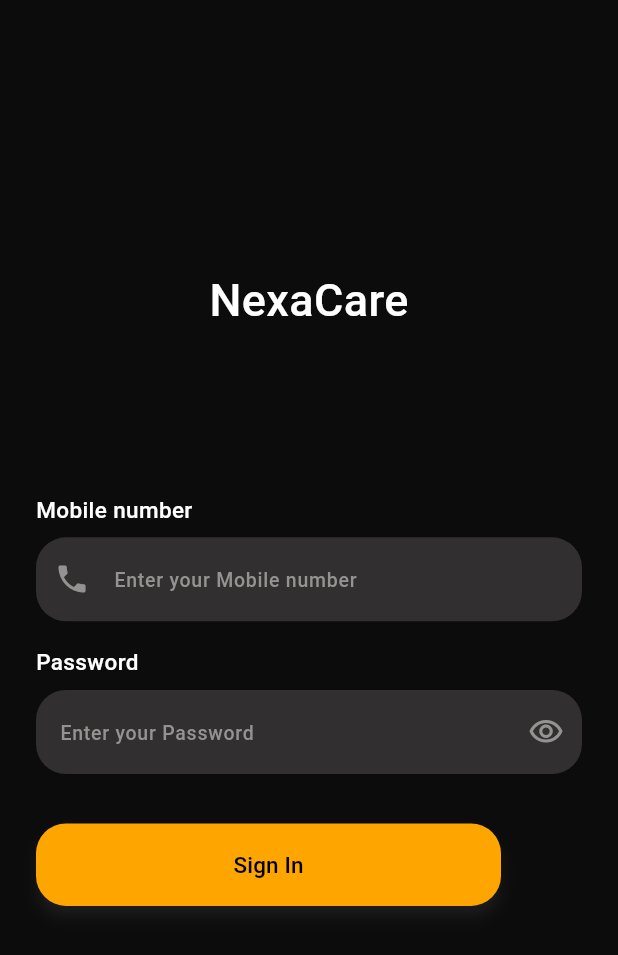
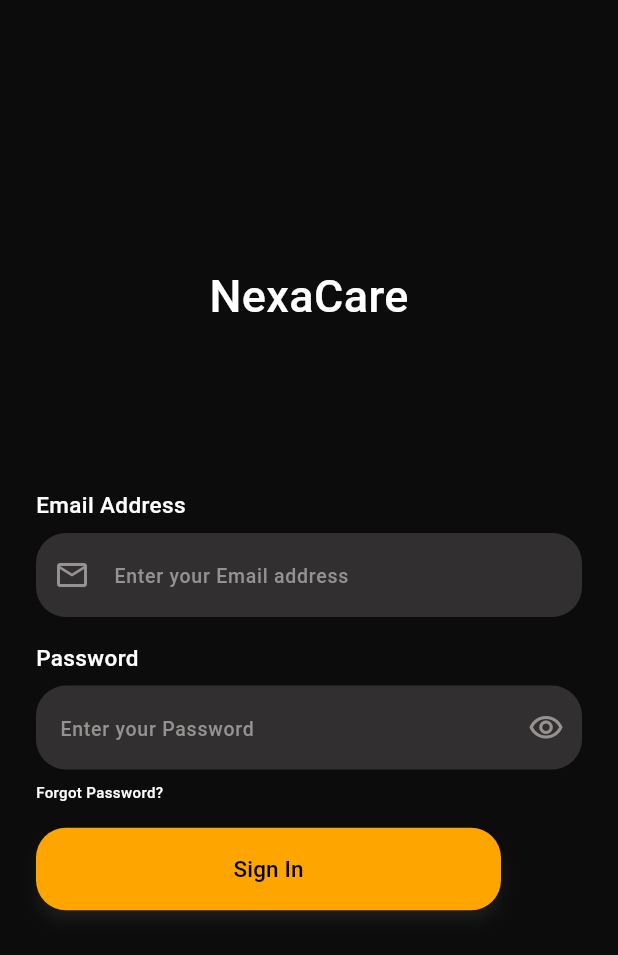
Before and after one commit to BaviskarMahesh/NexaCare, a Flutter app: the SigninUser screen opened by its route, on a phone screen of 412 x 824 dp. Shown: the top 955 px of the screen. Run offline on Flutter 3.47's test engine with Material 3 defaults, Android fonts, the light colour scheme and no system bars; our stand-ins replace firebase_auth, firebase_core; accounts and stored records are empty; network calls fail.

Commit message:
code added

```diff
--- a/lib/Routes/app_routes.dart
+++ b/lib/Routes/app_routes.dart
@@ -1,11 +1,14 @@
 import 'package:flutter/material.dart';
 import 'package:nexacare/attendant/signin_attendant.dart';
+import 'package:nexacare/email/forgotpswd.dart';
 import 'package:nexacare/screens/landingpage.dart';
 import 'package:nexacare/user/signin_User.dart';
+
 class Approutes {
   static const String landingPage = '/';
   static const String signInuser = '/signInuser';
   static const String signInattendant = '/signInattendant';
+  static const String forgotPswd = '/forgotPswd';
 
   static Route<dynamic> generateRoute(RouteSettings settings) {
     switch (settings.name) {
@@ -15,6 +18,8 @@ class Approutes {
         return MaterialPageRoute(builder: (_) => SigninUser());
       case signInattendant:
         return MaterialPageRoute(builder: (_) => SigninAttendant());
+      case forgotPswd:
+        return MaterialPageRoute(builder: (_) => Forgotpswd());
 
       default:
         return MaterialPageRoute(
--- a/lib/user/signin_User.dart
+++ b/lib/user/signin_User.dart
@@ -1,4 +1,6 @@
+import 'package:firebase_auth/firebase_auth.dart';
 import 'package:flutter/material.dart';
+import 'package:nexacare/Routes/app_routes.dart';
 import 'package:nexacare/utils/elevatedbutton.dart';
 import 'package:nexacare/utils/textfield.dart';
 
@@ -10,6 +12,16 @@ class SigninUser extends StatefulWidget {
 }
 
 class _SigninUserState extends State<SigninUser> {
+  TextEditingController email = TextEditingController();
+  TextEditingController password = TextEditingController();
+
+  signIn() async {
+    await FirebaseAuth.instance.signInWithEmailAndPassword(
+      email: email.text,
+      password: password.text,
+    );
+  }
+
   bool passWordVisible = false; // Define the boolean variable
 
   @override
@@ -37,7 +49,7 @@ class _SigninUserState extends State<SigninUser> {
               ),
               SizedBox(height: screenHeight * 0.13),
               const Text(
-                "Mobile number",
+                "Email Address",
                 style: TextStyle(
                   color: Colors.white,
                   fontFamily: 'Font1',
@@ -46,10 +58,11 @@ class _SigninUserState extends State<SigninUser> {
               ),
               SizedBox(height: screenHeight * 0.01),
               TextField(
-                keyboardType: TextInputType.phone,
+                controller: email,
+                keyboardType: TextInputType.emailAddress,
                 decoration: TextfieldUtil.inputDecoration(
-                  hintText: "Enter your Mobile number",
-                  prefixIcon: Icons.phone,
+                  hintText: "Enter your Email address",
+                  prefixIcon: Icons.email_outlined,
                   prefixIconColor: const Color(0xff969292),
                 ),
               ),
@@ -64,6 +77,7 @@ class _SigninUserState extends State<SigninUser> {
               ),
               SizedBox(height: screenHeight * 0.01),
               TextField(
+                controller: password,
                 keyboardType: TextInputType.text,
                 obscureText: passWordVisible,
                 decoration: TextfieldUtil.inputDecoration(
@@ -85,7 +99,21 @@ class _SigninUserState extends State<SigninUser> {
                   prefixIconColor: const Color(0xff969292),
                 ),
               ),
-              SizedBox(height: screenHeight * 0.04),
+              SizedBox(height: screenHeight * 0.01),
+              InkWell(
+                child: Text(
+                  "Forgot Password?",
+                  style: TextStyle(
+                    fontFamily: 'Font1',
+                    fontSize: 10,
+                    color: Colors.white,
+                  ),
+                ),
+                onTap: () {
+                  Navigator.pushNamed(context, Approutes.forgotPswd);
+                },
+              ),
+              SizedBox(height: screenHeight * 0.02),
               customElevatedButton(
                 buttonSize: Size(310, 55),
                 buttonColor: Color(0xffFFA500),
@@ -95,9 +123,9 @@ class _SigninUserState extends State<SigninUser> {
                   fontFamily: 'Font1',
                   fontSize: 15,
                 ),
-                onPressed: () {},
+                onPressed: (() => signIn()),
               ),
-              SizedBox(height: screenHeight*0.05,),
+              SizedBox(height: screenHeight * 0.05),
               // Container(
               //   height: 55,
               //   width: 310,
--- a/pubspec.yaml
+++ b/pubspec.yaml
@@ -20,6 +20,7 @@ dependencies:
   # Cupertino Icons for iOS-style icons.
   cupertino_icons: ^1.0.8
   firebase_core: ^3.10.1
+  firebase_auth: ^5.4.1
 
 # Development-only dependencies (used for testing & linting).
 dev_dependencies:
```
Also changed, not shown: lib/email/forgotpswd.dart (added, +67 -0 lines), lib/main.dart (+6 -1 lines), lib/user/homepage_user.dart (added, +39 -0 lines), lib/utils/wrapper.dart (added, +29 -0 lines), pubspec.lock, 3 other files.
